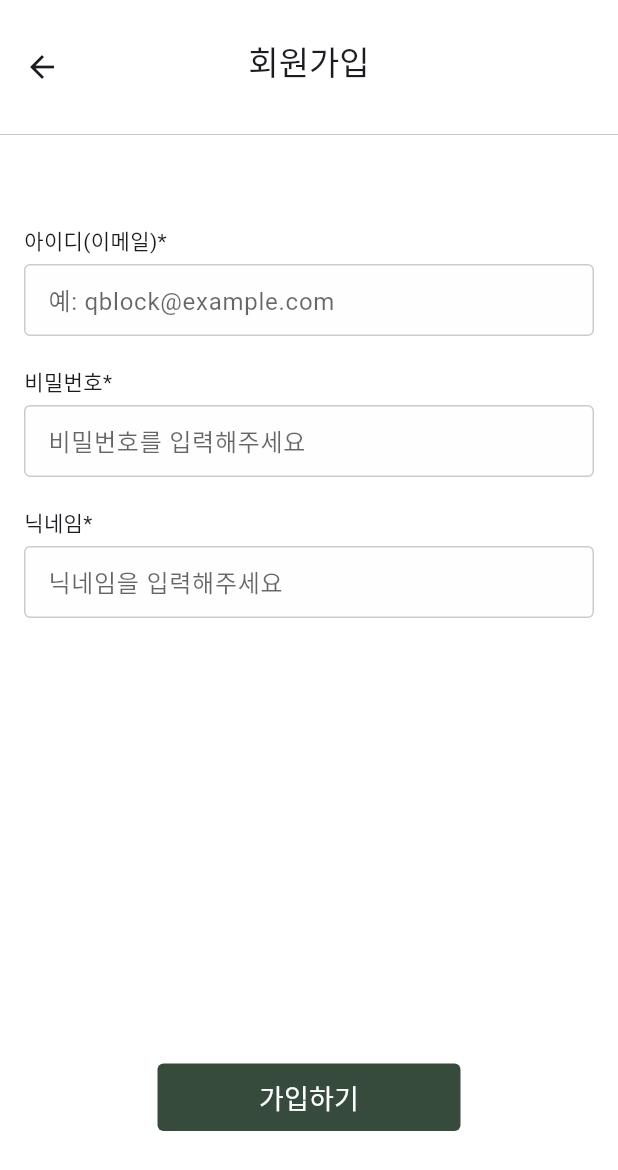
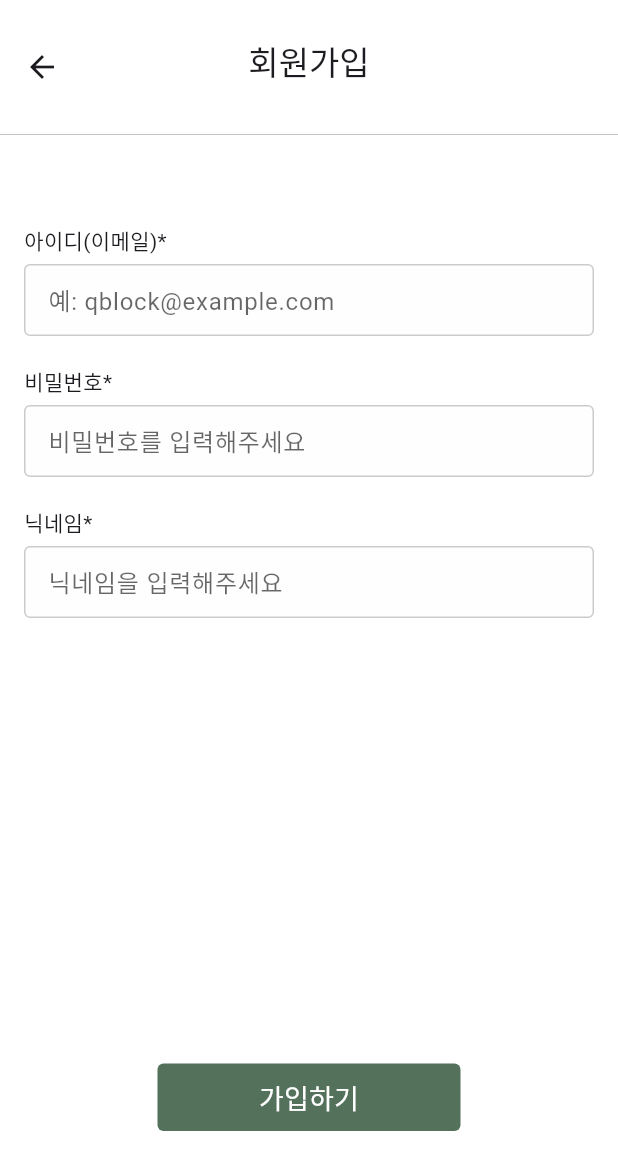
Before and after one commit to Q-Block/Q-Block-FE, a Flutter app: the screen it shows after launch, after a tap on "회원가입", on a phone screen of 412 x 824 dp. Shown: the top 1170 px of the screen. Run offline on Flutter 3.47's test engine with Material 3 defaults, Android fonts, the phone set to English and light mode, and no system bars; our stand-ins replace image_picker.

Commit message:
색 변경

```diff
--- a/lib/dialog/detection_dialog.dart
+++ b/lib/dialog/detection_dialog.dart
@@ -60,7 +60,7 @@ class DetectionDialogs {
                         width: 120,
                         child: FilledButton(
                           style: ElevatedButton.styleFrom(
-                            backgroundColor: const Color(0xFF364B3B),
+                            backgroundColor: const Color(0xFF54715B),
                             shape: RoundedRectangleBorder(
                               borderRadius: BorderRadius.circular(4.0),
                             ),
@@ -143,7 +143,7 @@ class DetectionDialogs {
                         width: 120,
                         child: FilledButton(
                           style: ElevatedButton.styleFrom(
-                            backgroundColor: const Color(0xFF364B3B),
+                            backgroundColor: const Color(0xFF54715B),
                             shape: RoundedRectangleBorder(
                               borderRadius: BorderRadius.circular(4.0),
                             ),
--- a/lib/dialog/login_dialog.dart
+++ b/lib/dialog/login_dialog.dart
@@ -29,7 +29,7 @@ class LoginDialogs {
                     width: double.infinity,
                     child: FilledButton(
                       style: ElevatedButton.styleFrom(
-                        backgroundColor: const Color(0xFF364B3B),
+                        backgroundColor: const Color(0xFF54715B),
                         shape: RoundedRectangleBorder(
                           borderRadius: BorderRadius.circular(4.0),
                         ),
--- a/lib/dialog/signup_dialog.dart
+++ b/lib/dialog/signup_dialog.dart
@@ -30,7 +30,7 @@ class SignupDialogs {
                     width: double.infinity,
                     child: FilledButton(
                       style: ElevatedButton.styleFrom(
-                        backgroundColor: const Color(0xFF364B3B),
+                        backgroundColor: const Color(0xFF54715B),
                         shape: RoundedRectangleBorder(
                           borderRadius: BorderRadius.circular(4.0),
                         ),
@@ -80,7 +80,7 @@ class SignupDialogs {
                     width: double.infinity,
                     child: FilledButton(
                       style: ElevatedButton.styleFrom(
-                        backgroundColor: const Color(0xFF364B3B),
+                        backgroundColor: const Color(0xFF54715B),
                         shape: RoundedRectangleBorder(
                           borderRadius: BorderRadius.circular(4.0),
                         ),
--- a/lib/main.dart
+++ b/lib/main.dart
@@ -15,7 +15,7 @@ class MyApp extends StatelessWidget {
       debugShowCheckedModeBanner: false,
       title: 'My App',
       theme: ThemeData(
-        primaryColor: const Color(0xFF364B3B),
+        primaryColor: const Color(0xFF54715B),
       ),
       home: const RootScreen(),
     );
--- a/lib/screens/login_screen.dart
+++ b/lib/screens/login_screen.dart
@@ -124,7 +124,7 @@ class _LogInScreenState extends State<LogInScreen> {
                 const SizedBox(height: 15),
                 FilledButton(
                   style: ElevatedButton.styleFrom(
-                    backgroundColor: const Color(0xFF364B3B),
+                    backgroundColor: const Color(0xFF54715B),
                     shape: RoundedRectangleBorder(
                       borderRadius: BorderRadius.circular(4.0),
                     ),
--- a/lib/screens/signup_screen.dart
+++ b/lib/screens/signup_screen.dart
@@ -171,7 +171,8 @@ class _SignupScreenState extends State<SignupScreen> {
                 height: 45,
                 child: FilledButton(
                   style: ElevatedButton.styleFrom(
-                    backgroundColor: const Color(0xFF364B3B),
+                    backgroundColor:
+                        const Color(0xFF54715B), //const Color(0xFF364B3B),
                     shape: RoundedRectangleBorder(
                       borderRadius: BorderRadius.circular(4.0),
                     ),
--- a/lib/screens/url_detection_screen.dart
+++ b/lib/screens/url_detection_screen.dart
@@ -38,7 +38,7 @@ class _UrlDetectionScreenState extends State<UrlDetectionScreen> {
           CupertinoActionSheetAction(
             child: const Text(
               'Camera',
-              style: TextStyle(color: Color(0xFF364B3B)),
+              style: TextStyle(color: Color(0xFF54715B)),
             ),
             onPressed: () async {
               Navigator.of(context).pop();
```
Also changed, not shown: lib/dialog/logout_dialog.dart (+2 -7 lines).
